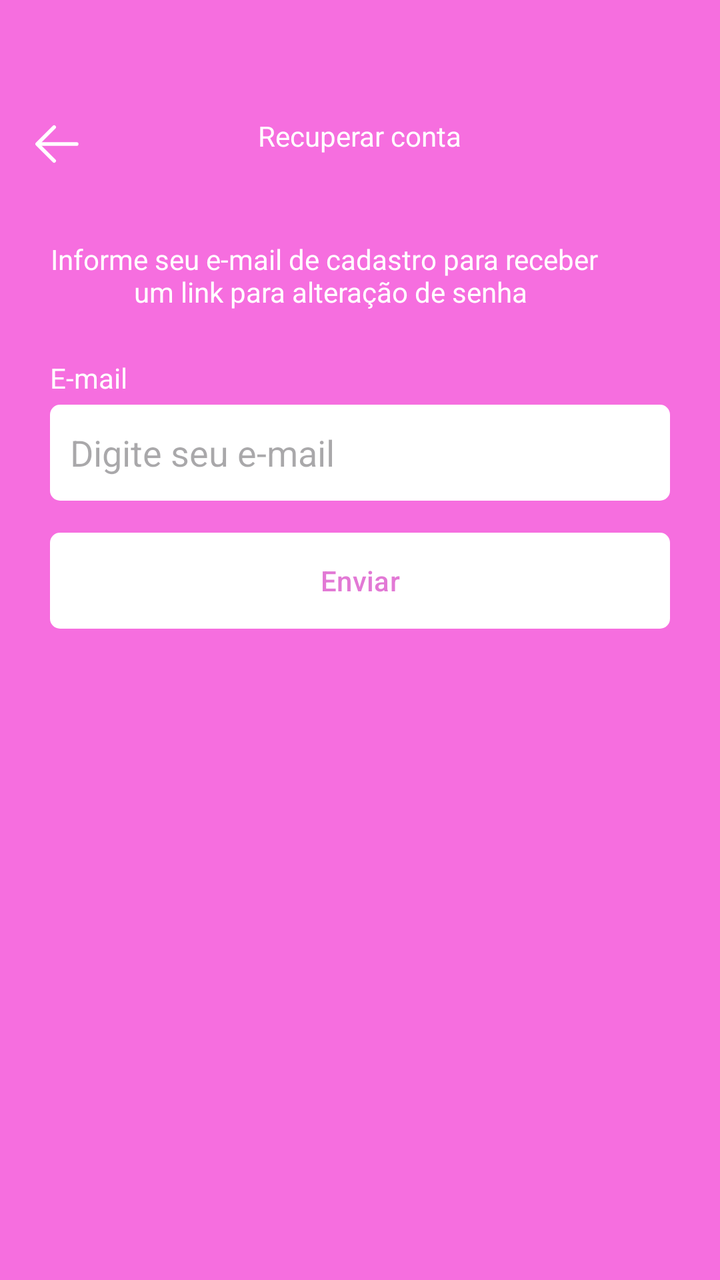
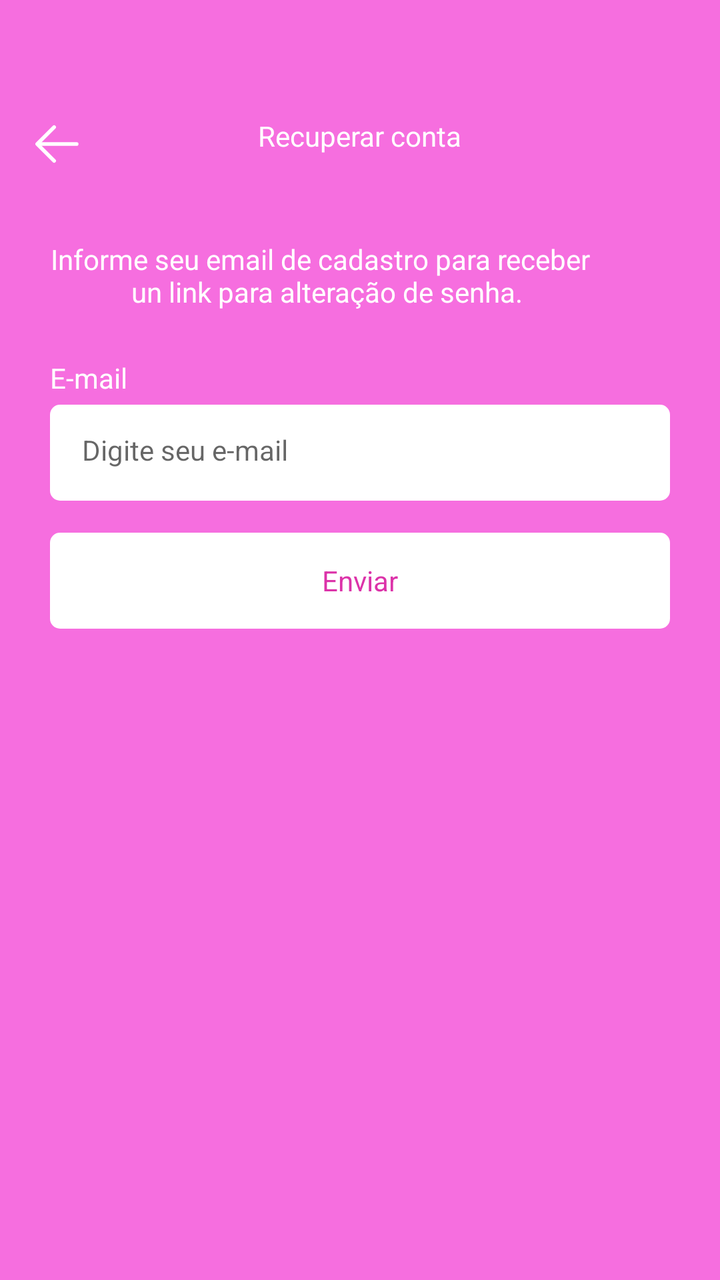

Screens rendered from an Android XML layout before and after an edit, with the pre-edit source and the edit as a unified diff.
<!-- AndroidManifest.xml: application theme Theme.Kanban -->
<!-- res/layout/fragment_recover_account.xml -->
<?xml version="1.0" encoding="utf-8"?>
<ScrollView xmlns:android="http://schemas.android.com/apk/res/android"
    xmlns:tools="http://schemas.android.com/tools"
    android:layout_width="match_parent"
    android:layout_height="match_parent"
    xmlns:app="http://schemas.android.com/apk/res-auto"
    tools:context=".ui.auth.RecoverAccountFragment"
    android:fillViewport="true">
    <LinearLayout
        android:id="@+id/linearLayout"
        android:layout_width="match_parent"
        android:layout_height="wrap_content"
        android:orientation="vertical">
        <com.google.android.material.appbar.MaterialToolbar
            android:id="@+id/toolbar"
            android:layout_width="match_parent"
            android:layout_height="wrap_content"
            app:navigationIcon="@drawable/icback"
            android:paddingTop="40dp" >
            <TextView
                android:layout_width="wrap_content"
                android:layout_height="wrap_content"
                android:text="Recuperar conta"
                android:textColor="@color/white"
                android:layout_gravity="center_horizontal"/>
        </com.google.android.material.appbar.MaterialToolbar>
        <LinearLayout
            android:layout_width="match_parent"
            android:layout_height="wrap_content"
            app:layout_constraintBaseline_toBottomOf="parent"
            app:layout_constraintEnd_toEndOf="parent"
            app:layout_constraintStart_toStartOf="parent"
            app:layout_constraintTop_toTopOf="parent"
            android:orientation="vertical"
            android:layout_marginHorizontal="25dp">
            <TextView
                android:layout_width="wrap_content"
                android:layout_height="wrap_content"
                android:id="@+id/textViewMensagem"
                android:text="Informe seu e-mail de cadastro para receber \n um link para alteração de senha"
                android:textColor="@color/white"
                android:textAlignment="center"
                android:layout_marginTop="24dp"/>
            <TextView
                android:layout_width="wrap_content"
                android:layout_height="wrap_content"
                android:text="E-mail"
                android:layout_marginTop="24dp"
                android:textColor="@color/white"/>
            <EditText
                android:id="@+id/editTextEmail"
                android:layout_width="match_parent"
                android:layout_height="48dp"
                android:hint="Digite seu e-mail"
                android:inputType="textEmailAddress"
                android:padding="10dp"
                android:layout_marginTop="4dp"
                android:background="@drawable/bg_edit_text"/>

            <com.google.android.material.button.MaterialButton
                android:layout_width="match_parent"
                android:layout_height="wrap_content"
                android:text="Enviar"
                android:id="@+id/buttonEnvair"
                android:textColor="@color/primaria"
                app:backgroundTint="@null"
                android:layout_marginTop="16dp"
                android:background="@drawable/bg_btn"

                />
            <ProgressBar
                android:layout_width="wrap_content"
                android:layout_height="wrap_content"
                android:layout_marginTop="8dp"
                android:indeterminateTint="@color/white"
                android:layout_gravity="center"
                android:visibility="invisible"
                tools:visibility="visible"/>
        </LinearLayout>
    </LinearLayout>

</ScrollView>
<!-- resources referenced by this layout -->
<resources>
  <color name="primaria">#E279D5</color>
  <color name="white">#FFFFFFFF</color>
  <!-- drawable bg_btn (drawable) -->
  <?xml version="1.0" encoding="utf-8"?>
  <shape xmlns:android="http://schemas.android.com/apk/res/android"
      android:shape="rectangle">
      <solid android:color="@color/white"/>
      <corners android:radius="5dp"/>
  </shape>
  <!-- drawable bg_edit_text (drawable) -->
  <?xml version="1.0" encoding="utf-8"?>
  <shape xmlns:android="http://schemas.android.com/apk/res/android"
      android:shape="rectangle">
      <solid android:color="@color/white"/>
      <corners android:radius="5dp"/>
  </shape>
  <!-- drawable icback (drawable) -->
  <vector xmlns:android="http://schemas.android.com/apk/res/android"
      android:width="30dp"
      android:height="30dp"
      android:viewportWidth="1024"
      android:viewportHeight="1024">
    <path
        android:pathData="M224,480h640a32,32 0,1 1,0 64H224a32,32 0,0 1,0 -64z"
        android:fillColor="@color/white"/>
    <path
        android:pathData="m237.2,512 l265.4,265.3a32,32 0,0 1,-45.3 45.3l-288,-288a32,32 0,0 1,0 -45.3l288,-288a32,32 0,1 1,45.3 45.3L237.2,512z"
        android:fillColor="@color/white"/>
  </vector>
  <style name="Theme.Kanban" parent="Base.Theme.Kanban" />
  <style name="Base.Theme.Kanban" parent="Theme.Material3.DayNight.NoActionBar">
          
          
          <item name="colorPrimary">@color/primaria</item>
          <item name="colorPrimaryVariant">@color/primariaVariante</item>
          <item name="android:windowBackground">@color/fundo</item>
      </style>
  <color name="primariaVariante">#DC33A9</color>
  <color name="fundo">#F66EDF</color>
</resources>

<!-- the commit's change to res/layout/fragment_recover_account.xml (unified diff, before → after) -->
@@ -20,7 +20,7 @@
             <TextView
                 android:layout_width="wrap_content"
                 android:layout_height="wrap_content"
-                android:text="Recuperar conta"
+                android:text="@string/text_title_toolbar_recover_account_fragment"
                 android:textColor="@color/white"
                 android:layout_gravity="center_horizontal"/>
         </com.google.android.material.appbar.MaterialToolbar>
@@ -37,35 +37,34 @@
                 android:layout_width="wrap_content"
                 android:layout_height="wrap_content"
                 android:id="@+id/textViewMensagem"
-                android:text="Informe seu e-mail de cadastro para receber \n um link para alteração de senha"
+                android:text="@string/text_info_recover_account_fragment"
                 android:textColor="@color/white"
                 android:textAlignment="center"
                 android:layout_marginTop="24dp"/>
             <TextView
                 android:layout_width="wrap_content"
                 android:layout_height="wrap_content"
-                android:text="E-mail"
+                android:text="@string/email_text"
                 android:layout_marginTop="24dp"
                 android:textColor="@color/white"/>
             <EditText
                 android:id="@+id/editTextEmail"
                 android:layout_width="match_parent"
                 android:layout_height="48dp"
-                android:hint="Digite seu e-mail"
+                android:hint="@string/hint_edit_email"
                 android:inputType="textEmailAddress"
-                android:padding="10dp"
-                android:layout_marginTop="4dp"
-                android:background="@drawable/bg_edit_text"/>
+                style="@style/EditTextTheme"
+                android:layout_marginTop="4dp" />
 
             <com.google.android.material.button.MaterialButton
                 android:layout_width="match_parent"
                 android:layout_height="wrap_content"
-                android:text="Enviar"
+                android:text="@string/text_button_recover_account_fragment"
                 android:id="@+id/buttonEnvair"
-                android:textColor="@color/primaria"
                 app:backgroundTint="@null"
                 android:layout_marginTop="16dp"
-                android:background="@drawable/bg_btn"
+                style="@style/ButtonTheme"
+
 
                 />
             <ProgressBar
<!-- resource entries referenced after the edit -->
@@ -29,6 +29,22 @@
         android:pathData="m237.2,512 l265.4,265.3a32,32 0,0 1,-45.3 45.3l-288,-288a32,32 0,0 1,0 -45.3l288,-288a32,32 0,1 1,45.3 45.3L237.2,512z"
         android:fillColor="@color/white"/>
   </vector>
+  <string name="email_text">E-mail</string>
+  <string name="hint_edit_email">Digite seu e-mail</string>
+  <string name="text_button_recover_account_fragment">Enviar</string>
+  <string name="text_info_recover_account_fragment">Informe seu email de cadastro para receber \n un link para alteração de senha.</string>
+  <string name="text_title_toolbar_recover_account_fragment">Recuperar conta</string>
+  <style name="ButtonTheme" parent="Theme.MaterialComponents.DayNight.NoActionBar">
+          <item name="android:background">@drawable/bg_btn</item>
+          <item name="android:textAllCaps">false</item>
+          <item name="android:textColor">@color/primariaVariante</item>
+          <item name="backgroundTint">@null</item>
+      </style>
+  <style name="EditTextTheme" parent="Theme.MaterialComponents.DayNight.NoActionBar">
+          <item name="android:background">@drawable/bg_edit_text</item>
+          <item name="android:padding">16dp</item>
+          <item name="android:textSize">14sp</item>
+      </style>
   <style name="Theme.Kanban" parent="Base.Theme.Kanban" />
   <style name="Base.Theme.Kanban" parent="Theme.Material3.DayNight.NoActionBar">
           
